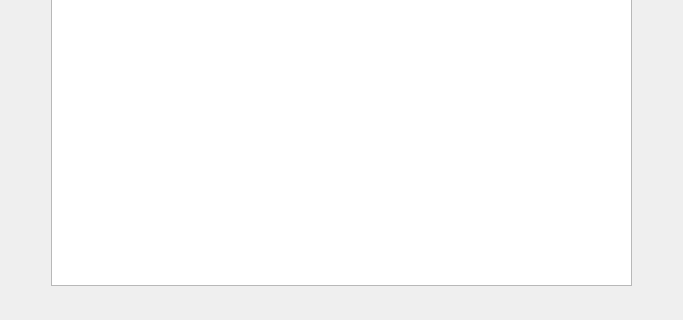
pars-linux/uludag, file kde4/kaptan4/src/gui/styleWidget.ui: the form before one commit; both pictures show x 0 to 683 and y 151 to 471 of the 683 by 471 pixel window.
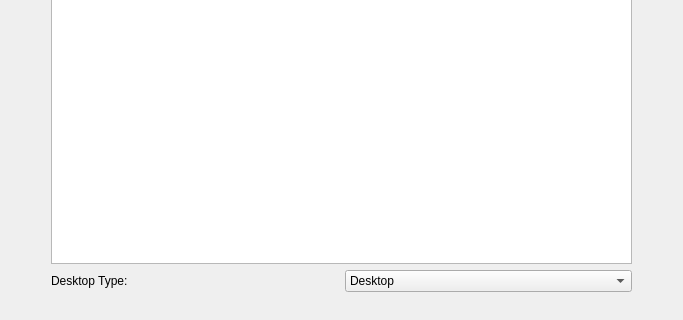
The form after the commit.

Commit message: folderview <-> desktop switch is ready

```diff
--- a/kde4/kaptan4/src/gui/styleWidget.ui
+++ b/kde4/kaptan4/src/gui/styleWidget.ui
@@ -29,9 +29,9 @@
      </property>
     </spacer>
    </item>
-   <item rowspan="2" row="1" column="0" >
-    <spacer name="horizontalSpacer" >
-     <property name="orientation" >
+   <item row="1" column="0">
+    <spacer name="horizontalSpacer">
+     <property name="orientation">
       <enum>Qt::Horizontal</enum>
      </property>
      <property name="sizeType" >
@@ -45,12 +45,41 @@
      </property>
     </spacer>
    </item>
-   <item row="1" column="1" >
-    <widget class="QListWidget" name="listStyles" />
+   <item row="1" column="1" colspan="2">
+    <layout class="QVBoxLayout" name="verticalLayout">
+     <item>
+      <widget class="QListWidget" name="listStyles"/>
+     </item>
+     <item>
+      <layout class="QHBoxLayout" name="horizontalLayout">
+       <item>
+        <widget class="QLabel" name="labelDesktopType">
+         <property name="text">
+          <string>Desktop Type:</string>
+         </property>
+        </widget>
+       </item>
+       <item>
+        <widget class="QComboBox" name="comboBoxDesktopType">
+         <item>
+          <property name="text">
+           <string>Desktop</string>
+          </property>
+         </item>
+         <item>
+          <property name="text">
+           <string>Folderview</string>
+          </property>
+         </item>
+        </widget>
+       </item>
+      </layout>
+     </item>
+    </layout>
    </item>
-   <item rowspan="2" row="1" column="2" >
-    <spacer name="horizontalSpacer_2" >
-     <property name="orientation" >
+   <item row="1" column="3">
+    <spacer name="horizontalSpacer_2">
+     <property name="orientation">
       <enum>Qt::Horizontal</enum>
      </property>
      <property name="sizeType" >
@@ -64,9 +93,9 @@
      </property>
     </spacer>
    </item>
-   <item row="3" column="1" >
-    <spacer name="verticalSpacer_2" >
-     <property name="orientation" >
+   <item row="2" column="2">
+    <spacer name="verticalSpacer_2">
+     <property name="orientation">
       <enum>Qt::Vertical</enum>
      </property>
      <property name="sizeType" >
```
Left out of the diff: 33 changed lines with no effect on the pictures. The commit also changes 1 other file.
